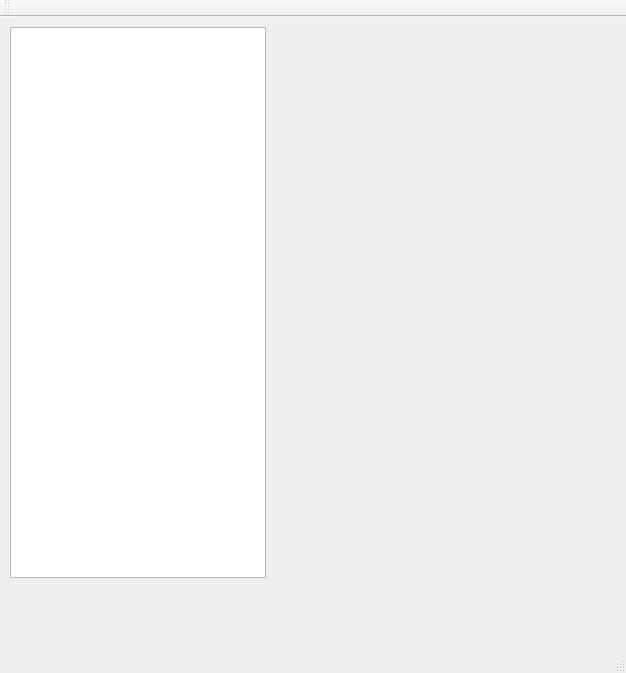
Old version of the form qtWidgets/youtubeApi_p1/mainwindow.ui in the repository cCppProsto/cpp.
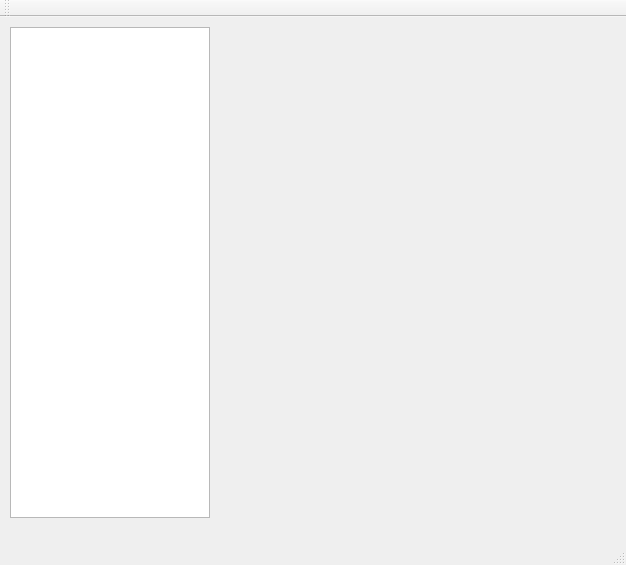
New version of the form.

```diff
--- a/qtWidgets/youtubeApi_p1/mainwindow.ui
+++ b/qtWidgets/youtubeApi_p1/mainwindow.ui
@@ -7,7 +7,7 @@
     <x>0</x>
     <y>0</y>
     <width>626</width>
-    <height>673</height>
+    <height>565</height>
    </rect>
   </property>
   <property name="windowTitle">
@@ -19,8 +19,8 @@
      <rect>
       <x>10</x>
       <y>10</y>
-      <width>256</width>
-      <height>551</height>
+      <width>200</width>
+      <height>491</height>
      </rect>
     </property>
    </widget>
```
